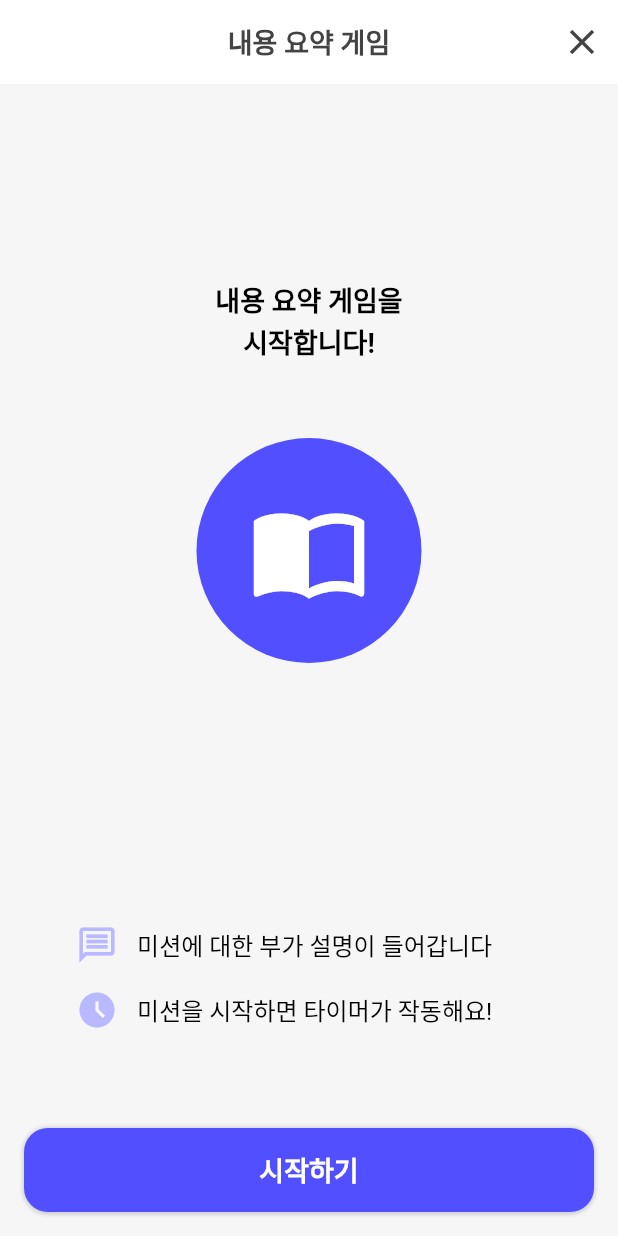
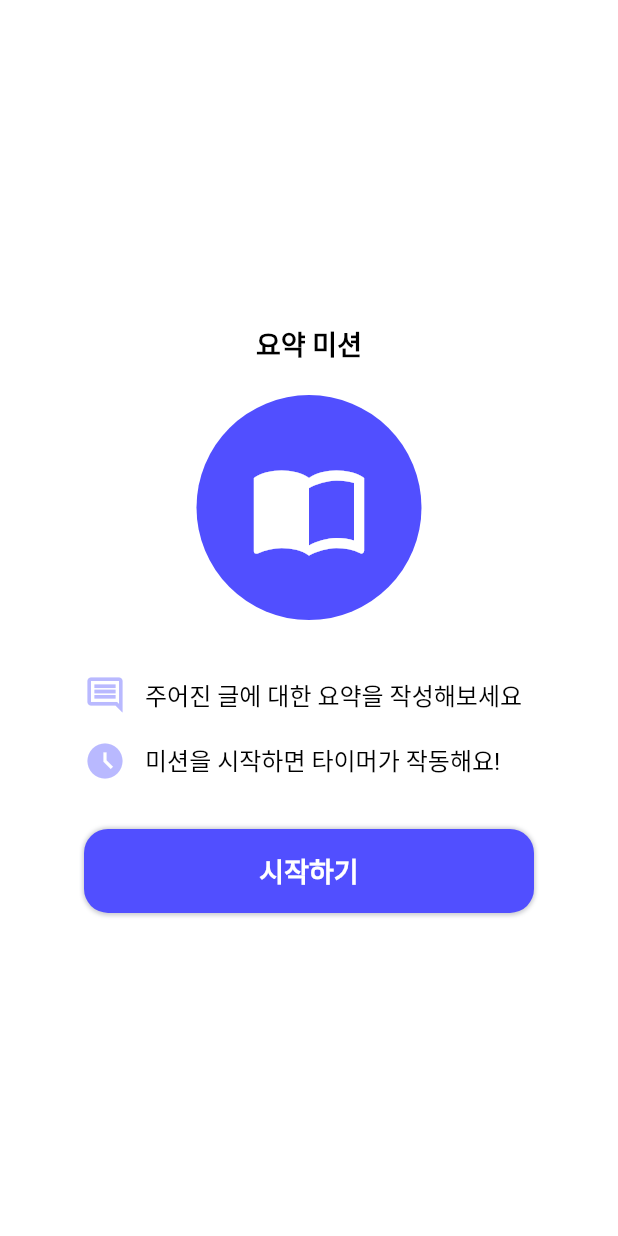
Before and after one commit to ChristineKangHee/Glang, a Flutter app: the ContentSummaryMain widget shown alone on an empty page, opened directly, on a phone screen of 412 x 824 dp. Run offline on Flutter 3.47's test engine with Material 3 defaults, Android fonts, the phone set to English and light mode, and no system bars; our stand-ins replace cloud_firestore, easy_localization, firebase_auth, firebase_core, fl_chart, flutter_dotenv and 7 more; missing offline and left inert: d_chart, graphview, kakao_flutter_sdk_user, word_cloud; accounts and stored records are empty; Roboto replaces fonts that are missing (Pretendard); project files that could hold a hidden picture were left out.

Commit message:
[Feat] 미션 시작 팝업 제작 (2/4)

```diff
--- a/lib/view/feature/after_read/GA_03_02_content_summary/CS_main.dart
+++ b/lib/view/feature/after_read/GA_03_02_content_summary/CS_main.dart
@@ -7,7 +7,6 @@ import 'package:flutter_screenutil/flutter_screenutil.dart';
 import '../widget/start_page/description_section_main.dart';
 import '../widget/start_page/icon_section_main.dart';
 import '../widget/start_page/title_section_main.dart';
-import 'CS_learning.dart';
 
 class ContentSummaryMain extends StatelessWidget {
   const ContentSummaryMain({super.key});
@@ -15,91 +14,59 @@ class ContentSummaryMain extends StatelessWidget {
   @override
   Widget build(BuildContext context) {
     final customColors = Theme.of(context).extension<CustomColors>()!;
-    return Scaffold(
-      appBar: CustomAppBar_2depth_6(title: "내용 요약 게임", automaticallyImplyLeading: false,
-        onIconPressed: () {
-          Navigator.pop(context);
-        } ,
-      ),
-      body: SafeArea(
-        child: LayoutBuilder(
-          builder: (context, constraints) {
+    return Dialog(
+      shape: RoundedRectangleBorder(borderRadius: BorderRadius.circular(20)),
+      elevation: 5,
+      child: Builder(
+        builder: (context) {
           return SingleChildScrollView(
-              child: ConstrainedBox(
-                constraints: BoxConstraints(
-                  minHeight: constraints.maxHeight, // 화면의 전체 높이에 맞추기
-                ),
-                child: Container(
+            child: Padding(
               padding: EdgeInsets.fromLTRB(0, 16, 0, 16),
-                  color: customColors.neutral90,
               child: Column(
-                    mainAxisAlignment: MainAxisAlignment.spaceBetween,
+                mainAxisSize: MainAxisSize.min,  // Adjust height to fit the content
                 children: [
                   Column(
                     children: [
-                          SizedBox(height: 117.h),
                       TitleSectionMain(
-                            title: "내용 요약 게임을",
+                        title: "요약 미션",
                         subtitle: "",
-                            subtitle2: "시작합니다!",
+                        subtitle2: "",
                         customColors: customColors,
                       ),
-                          SizedBox(height: 51.h),
+                      SizedBox(height: 20,),
                       IconSection(customColors: customColors),
                     ],
                   ),
+                  SizedBox(height: 20,),
                   Column(
                     children: [
-                          SizedBox(height: 30.h),
                       DescriptionSection(
-                            customColors: customColors, // 필수: CustomColors 전달
+                        customColors: customColors,
                         items: [
                           {
-                                "icon": Icons.message_outlined, // 사용자 지정 아이콘
-                                "text": "미션에 대한 부가 설명이 들어갑니다",
+                            "icon": Icons.comment_outlined,
+                            "text": "주어진 글에 대한 요약을 작성해보세요",
                           },
                           {
-                                "icon": Icons.access_time_filled, // 사용자 지정 아이콘
+                            "icon": Icons.access_time_filled,
                             "text": "미션을 시작하면 타이머가 작동해요!",
                           },
                         ],
                       ),
-                          SizedBox(height: 50.h),
-                          Button_Section(),
+                      ButtonPrimary(
+                        function: () {
+                          Navigator.pop(context); // To close the current screen (Dialog)
+                        },
+                        title: '시작하기',
+                      )
                     ],
                   ),
                 ],
               ),
             ),
-              ),
           );
         },
-        ),
       ),
     );
   }
 }
-
-class Button_Section extends StatelessWidget {
-  const Button_Section({
-    super.key,
-  });
-
-  @override
-  Widget build(BuildContext context) {
-    return SizedBox(
-      width: double.infinity,
-      child: ButtonPrimary(
-        function: () {
-          Navigator.push(
-            context,
-            MaterialPageRoute(
-              builder: (context) => CSLearning(),
-            ),
-          );
-        },
-        title: '시작하기',
-      ),
-    );
-  }
-}
--- a/lib/view/feature/after_read/GA_03_03_debate_activity/widgets/debate_notifier.dart
+++ b/lib/view/feature/after_read/GA_03_03_debate_activity/widgets/debate_notifier.dart
@@ -45,4 +45,5 @@ class DebateNotifier extends StateNotifier<DebateState> {
     _timer?.cancel(); // 머 해제
     super.dispose();
   }
+
 }
--- a/lib/view/feature/after_read/widget/start_page/description_section_main.dart
+++ b/lib/view/feature/after_read/widget/start_page/description_section_main.dart
@@ -43,7 +43,7 @@ class DescriptionSection extends StatelessWidget {
   @override
   Widget build(BuildContext context) {
     return Padding(
-      padding: EdgeInsets.fromLTRB(48.w, 0, 0, 0),
+      padding: EdgeInsets.all(16),
       child: Column(
         children: items.map((item) => _buildRow(context, item)).toList(),
       ),
--- a/lib/view/feature/after_read/widget/start_page/title_section_main.dart
+++ b/lib/view/feature/after_read/widget/start_page/title_section_main.dart
@@ -36,20 +36,6 @@ class TitleSectionMain extends StatelessWidget {
           title,
           style: body_medium_semi(context),
         ),
-        Row(
-          mainAxisAlignment: MainAxisAlignment.center,
-          children: [
-            Text(
-              subtitle,
-              style: body_medium_semi(context)
-                  .copyWith(color: customColors.primary),
-            ),
-            Text(
-              subtitle2,
-              style: body_medium_semi(context),
-            ),
-          ],
-        ),
       ],
     );
   }
```
Also changed, not shown: lib/view/feature/after_read/AR_main.dart (+4 -4 lines), lib/view/feature/after_read/GA_03_02_content_summary/CS_learning.dart (+11 -1 lines), lib/view/feature/after_read/GA_03_03_debate_activity/DA_learning.dart (+14 -0 lines), lib/view/feature/after_read/GA_03_03_debate_activity/DA_main.dart (+27 -63 lines), lib/view/feature/after_read/GA_03_03_debate_activity/widgets/alert_dialog.dart (+26 -27 lines), lib/view/feature/after_read/GA_03_04_diagram/diagram_learning.dart (+10 -0 lines), lib/view/feature/after_read/GA_03_04_diagram/diagram_main.dart (+30 -54 lines), lib/view/feature/after_read/choose_activities.dart (+7 -5 lines). Lines whose indentation alone changed are shown as unchanged.
